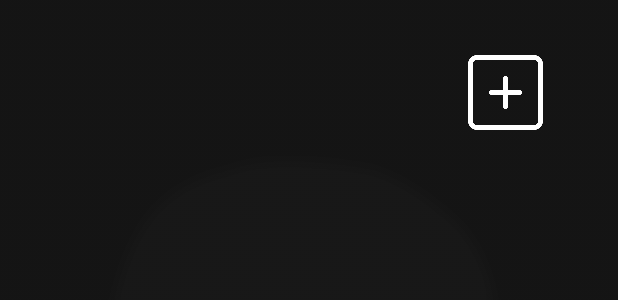
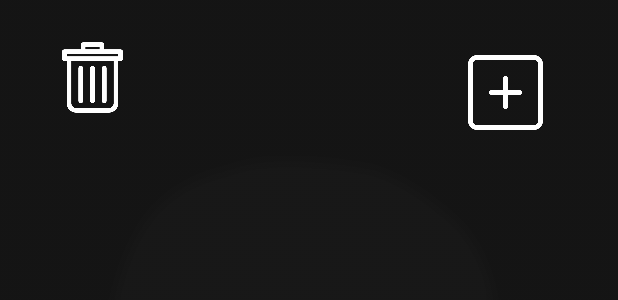
Before and after one commit to treezyyy/zamet, an Android app: the layout activity_main.xml on its own in the app's theme, with its tools: preview values and no code run, on a phone screen of 412 x 824 dp. Shown: the top 300 px of the screen. Run offline under Robolectric (Android 15) with nearby library versions, the phone set to English and light mode, and no system bars.

Commit message:
223456789

```diff
--- a/app/src/main/java/com/example/myapplication/MainActivity.java
+++ b/app/src/main/java/com/example/myapplication/MainActivity.java
@@ -50,6 +50,17 @@ public class MainActivity extends AppCompatActivity {
             }
 
         });
+        ImageButton button1;
+        button1 = (ImageButton) findViewById(R.id.button3);
+
+        button1.setOnClickListener(new View.OnClickListener() {
+
+            public void onClick(View v) {
+                notes.clear();
+                recreate();
+            }
+
+        });
         arrayAdapter = new ArrayAdapter<String>(this, android.R.layout.simple_list_item_1, notes);
         listView.setAdapter(arrayAdapter);
 
--- a/app/src/main/res/layout/activity_main.xml
+++ b/app/src/main/res/layout/activity_main.xml
@@ -33,5 +33,20 @@
         app:layout_constraintStart_toStartOf="parent"
         tools:ignore="MissingConstraints" />
 
+    <ImageButton
+        android:id="@+id/button3"
+        android:layout_width="50dp"
+        android:layout_height="50dp"
+        android:layout_marginBottom="33dp"
+        android:background="@drawable/cc"
+
+        android:text="ресет"
+        app:layout_constraintBottom_toTopOf="@+id/listView"
+        app:layout_constraintEnd_toEndOf="parent"
+        app:layout_constraintHorizontal_bias="0.102"
+        app:layout_constraintStart_toStartOf="parent"
+        app:layout_constraintTop_toTopOf="parent"
+        app:layout_constraintVertical_bias="0.729"
+        tools:ignore="MissingConstraints" />
 
 </androidx.constraintlayout.widget.ConstraintLayout>
```
Also changed, not shown: app/src/main/res/drawable/cc.png (added).
